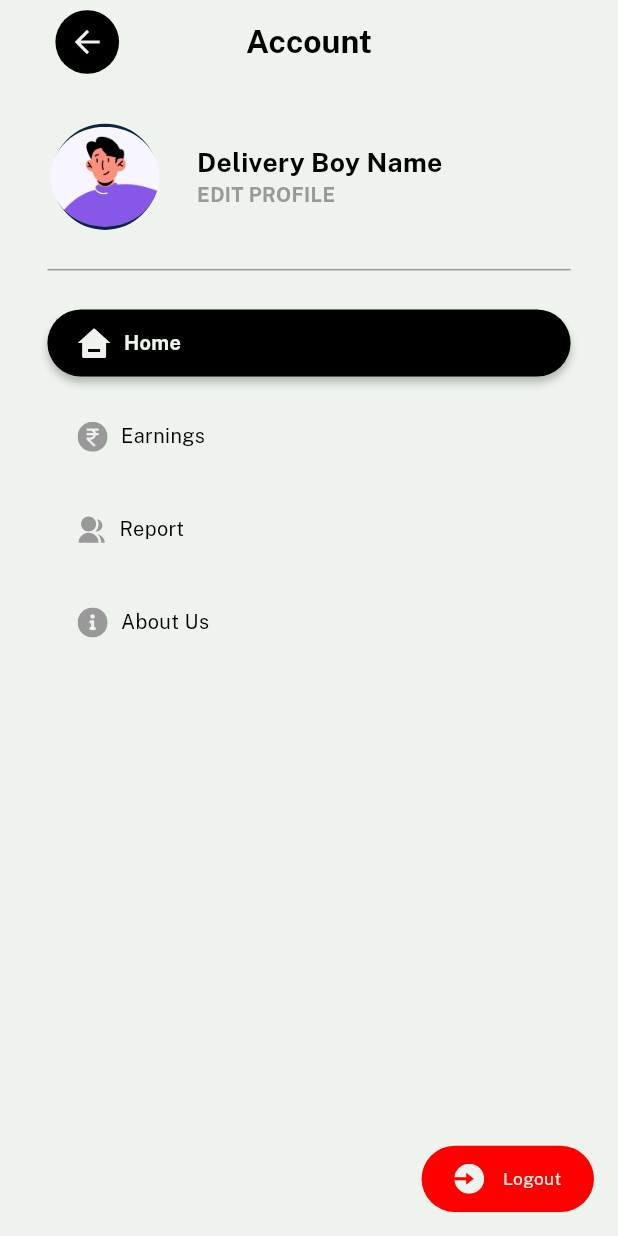
After one commit to Vatsal1607/135-degrees-runners, a Flutter app: the ProfilePage screen opened by its route, on a phone screen of 412 x 824 dp. The commit adds this screen. Run offline on Flutter 3.47's test engine with Material 3 defaults, Android fonts, the light colour scheme and no system bars; our stand-ins replace dio, flutter_screenutil, flutter_svg, google_fonts, pin_code_fields; missing offline and left inert: dotted_dashed_line.

Commit message:
build profile page UI

```diff
--- a/lib/core/constants/strings.dart
+++ b/lib/core/constants/strings.dart
@@ -21,6 +21,11 @@ class IconStrings {
   static const orders = '${BaseIconPath.basePath}orders.svg';
   static const offline = '${BaseIconPath.basePath}offline.svg';
   static const modifyOrder = '${BaseIconPath.basePath}modify_order.svg';
+  static const home = '${BaseIconPath.basePath}home.svg';
+  static const aboutUs = '${BaseIconPath.basePath}about_us.svg';
+  static const logout = '${BaseIconPath.basePath}logout.svg';
+  static const earnings = '${BaseIconPath.basePath}earnings.svg';
+  static const report = '${BaseIconPath.basePath}report.svg';
 }
 
 class ImageStrings {
--- a/lib/custom_widgets/appbar/custom_sliver_appbar.dart
+++ b/lib/custom_widgets/appbar/custom_sliver_appbar.dart
@@ -6,6 +6,7 @@ import 'package:provider/provider.dart';
 import '../../core/app_colors.dart';
 import '../../core/constants/constants.dart';
 import '../../core/constants/strings.dart';
+import '../../routes/routes.dart';
 
 class CustomSliverAppbar extends StatelessWidget {
   const CustomSliverAppbar({
@@ -26,8 +27,7 @@ class CustomSliverAppbar extends StatelessWidget {
           children: [
             //! leading icon
             GestureDetector(
-              // onTap: () => Navigator.pushNamed(context, Routes.profile),
-              // onVerticalDragEnd: provider.onVerticalDragDownLeading,
+              onTap: () => Navigator.pushNamed(context, Routes.profile),
               child: Container(
                 height: 48.h,
                 width: 48.w,
--- a/lib/main.dart
+++ b/lib/main.dart
@@ -1,4 +1,5 @@
 import 'package:degrees_runners/modules/auth/otp/otp_provider.dart';
+import 'package:degrees_runners/modules/profile/profile_provider.dart';
 import 'package:flutter/material.dart';
 import 'package:flutter_screenutil/flutter_screenutil.dart';
 import 'package:provider/provider.dart';
@@ -25,6 +26,7 @@ class MyApp extends StatelessWidget {
         ChangeNotifierProvider(create: (_) => OtpProvider()),
         ChangeNotifierProvider(create: (_) => BottomBarProvider()),
         ChangeNotifierProvider(create: (_) => OrderProvider()),
+        ChangeNotifierProvider(create: (_) => ProfileProvider()),
       ],
       child: ScreenUtilInit(
         designSize: const Size(430, 932), // Base screen size (width x height)
--- /dev/null
+++ b/lib/modules/profile/profile_page.dart
@@ -0,0 +1,203 @@
+import 'package:flutter/material.dart';
+import 'package:flutter_screenutil/flutter_screenutil.dart';
+import 'package:google_fonts/google_fonts.dart';
+import 'package:provider/provider.dart';
+import '../../core/app_colors.dart';
+import '../../core/constants/strings.dart';
+import '../../custom_widgets/appbar/custom_appbar_with_center_title.dart';
+import '../../custom_widgets/custom_confirm_dialog.dart';
+import '../../custom_widgets/svg_icons.dart';
+import 'profile_provider.dart';
+import 'widgets/profile_tile.dart';
+
+class ProfilePage extends StatelessWidget {
+  const ProfilePage({super.key});
+
+  @override
+  Widget build(BuildContext context) {
+    final provider = Provider.of<ProfileProvider>(context, listen: false);
+
+    return Scaffold(
+      backgroundColor: AppColors.seaShell,
+      appBar: const CustomAppbarWithCenterTitle(
+        title: 'Account',
+        backgroundColor: AppColors.seaShell,
+      ),
+      floatingActionButton: GestureDetector(
+        onTap: () {
+          showDialog(
+            context: context,
+            builder: (context) {
+              return Consumer<ProfileProvider>(
+                builder: (context, _, child) => CustomConfirmDialog(
+                  context: context,
+                  onTapCancel: () => Navigator.pop(context),
+                  onTapYes: () {
+                    // * LogOut
+                    // provider.logout(context: context);
+                  },
+                  yesBtnText: 'LOGOUT',
+                  // isLoading: provider.isLoading,
+                  title: 'ARE YOU SURE?',
+                  subTitle: 'You really want to Logout?',
+                ),
+              );
+            },
+          );
+        },
+        child: Container(
+          height: 50.h,
+          width: 120.w,
+          decoration: BoxDecoration(
+            color: AppColors.red,
+            borderRadius: BorderRadius.circular(30.r),
+          ),
+          child: Row(
+            mainAxisAlignment: MainAxisAlignment.center,
+            children: [
+              const SvgIcon(
+                icon: IconStrings.logout,
+                color: AppColors.seaShell,
+              ),
+              SizedBox(width: 13.w),
+              Text(
+                'Logout',
+                style: GoogleFonts.publicSans(
+                  color: AppColors.seaShell,
+                  fontSize: 13.sp,
+                ),
+              ),
+            ],
+          ),
+        ),
+      ),
+      body: SingleChildScrollView(
+        physics: const ClampingScrollPhysics(),
+        child: Column(
+          children: [
+            Padding(
+              padding: EdgeInsets.only(left: 33.w, right: 33.w, top: 30.h),
+              child: Row(
+                crossAxisAlignment: CrossAxisAlignment.center,
+                children: [
+                  Container(
+                    height: 80.h,
+                    width: 80.w,
+                    decoration: BoxDecoration(
+                      color: Colors.black,
+                      shape: BoxShape.circle,
+                      border: Border.all(
+                        color: AppColors.primaryColor,
+                        width: 2.0,
+                      ),
+                    ),
+                    child: ClipOval(
+                      child: Image.asset(
+                        ImageStrings.personalPic,
+                        fit: BoxFit.cover,
+                      ),
+                    ),
+                  ),
+                  SizedBox(width: 24.w),
+                  Column(
+                    crossAxisAlignment: CrossAxisAlignment.start,
+                    children: [
+                      Text(
+                        'Delivery Boy Name',
+                        style: GoogleFonts.publicSans(
+                          fontSize: 20.sp,
+                          fontWeight: FontWeight.w700,
+                          color: AppColors.black,
+                        ),
+                      ),
+                      GestureDetector(
+                        onTap: () {
+                          // Navigator.pushNamed(context, Routes.editProfile);
+                        },
+                        child: Text(
+                          'EDIT PROFILE',
+                          style: GoogleFonts.publicSans(
+                            fontSize: 15.sp,
+                            fontWeight: FontWeight.w700,
+                            color: AppColors.grey,
+                          ),
+                        ),
+                      )
+                    ],
+                  )
+                ],
+              ),
+            ),
+            SizedBox(height: 29.h),
+            Divider(
+              height: 2.h,
+              indent: 33.w,
+              endIndent: 33.w,
+              color: AppColors.grey,
+            ),
+            SizedBox(height: 29.h),
+            Padding(
+              padding: EdgeInsets.symmetric(horizontal: 33.w),
+              child: Column(
+                children: [
+                  // * Consider tile Index 0
+                  Consumer<ProfileProvider>(
+                    builder: (context, _, child) => ProfileTile(
+                      onTap: () {
+                        provider.updateTileIndex(0);
+                        Navigator.pop(context);
+                      },
+                      isSelected: provider.selectedTileIndex == 0,
+                      title: 'Home',
+                      icon: IconStrings.home,
+                    ),
+                  ),
+                  SizedBox(height: 20.h),
+                  Consumer<ProfileProvider>(
+                    builder: (context, _, child) => ProfileTile(
+                      // * Consider tile Index 1
+                      onTap: () {
+                        provider.updateTileIndex(1);
+                        // Navigator.pushNamed(context, Routes.aboutUs);
+                      },
+                      isSelected: provider.selectedTileIndex == 1,
+                      title: 'Earnings',
+                      icon: IconStrings.earnings,
+                    ),
+                  ),
+                  SizedBox(height: 20.h),
+                  Consumer<ProfileProvider>(
+                    builder: (context, _, child) => ProfileTile(
+                      // * Consider tile Index 2
+                      onTap: () {
+                        provider.updateTileIndex(2);
+                        // Navigator.pushNamed(context, Routes.aboutUs);
+                      },
+                      isSelected: provider.selectedTileIndex == 2,
+                      title: 'Report',
+                      icon: IconStrings.report,
+                    ),
+                  ),
+                  SizedBox(height: 20.h),
+                  Consumer<ProfileProvider>(
+                    builder: (context, _, child) => ProfileTile(
+                      // * Consider tile Index 3
+                      onTap: () {
+                        provider.updateTileIndex(3);
+                        // Navigator.pushNamed(context, Routes.aboutUs);
+                      },
+                      isSelected: provider.selectedTileIndex == 3,
+                      title: 'About Us',
+                      icon: IconStrings.aboutUs,
+                    ),
+                  ),
+                  SizedBox(height: 20.h),
+                ],
+              ),
+            ),
+          ],
+        ),
+      ),
+    );
+  }
+}
--- /dev/null
+++ b/lib/modules/profile/profile_provider.dart
@@ -0,0 +1,10 @@
+import 'package:flutter/material.dart';
+
+class ProfileProvider extends ChangeNotifier {
+  int selectedTileIndex = 0;
+
+  updateTileIndex(int index) {
+    selectedTileIndex = index;
+    notifyListeners();
+  }
+}
--- /dev/null
+++ b/lib/modules/profile/widgets/profile_tile.dart
@@ -0,0 +1,61 @@
+import 'package:flutter/material.dart';
+import 'package:flutter_screenutil/flutter_screenutil.dart';
+import 'package:google_fonts/google_fonts.dart';
+import '../../../core/app_colors.dart';
+import '../../../core/constants/constants.dart';
+import '../../../custom_widgets/svg_icons.dart';
+
+class ProfileTile extends StatelessWidget {
+  final String title;
+  final String icon;
+  final Color iconColor;
+  final bool isSelected;
+  final VoidCallback? onTap;
+  const ProfileTile({
+    super.key,
+    required this.title,
+    required this.icon,
+    this.iconColor = AppColors.seaShell,
+    this.isSelected = false,
+    this.onTap,
+  });
+
+  @override
+  Widget build(BuildContext context) {
+    return GestureDetector(
+      onTap: onTap,
+      child: Container(
+        padding: EdgeInsets.symmetric(horizontal: 21.w, vertical: 14.h),
+        decoration: isSelected
+            ? BoxDecoration(
+                boxShadow: kDropShadow,
+                borderRadius: BorderRadius.circular(30.r),
+                color: AppColors.black,
+              )
+            : const BoxDecoration(color: Colors.transparent),
+        child: Row(
+          children: [
+            SvgIcon(
+              icon: icon,
+              color: isSelected ? iconColor : AppColors.grey,
+            ),
+            SizedBox(width: 10.h),
+            Text(
+              title,
+              style: isSelected
+                  ? GoogleFonts.publicSans(
+                      fontSize: 15.sp,
+                      fontWeight: FontWeight.w700,
+                      color: AppColors.seaShell,
+                    )
+                  : GoogleFonts.publicSans(
+                      fontSize: 15.sp,
+                      color: AppColors.black,
+                    ),
+            )
+          ],
+        ),
+      ),
+    );
+  }
+}
--- a/lib/routes/routes.dart
+++ b/lib/routes/routes.dart
@@ -1,11 +1,11 @@
 import 'package:degrees_runners/modules/auth/otp/otp_page.dart';
 import 'package:degrees_runners/modules/order_details/order_details_page.dart';
+import 'package:degrees_runners/modules/profile/profile_page.dart';
 import 'package:degrees_runners/modules/under_review/under_review.dart';
 import 'package:flutter/material.dart';
 import '../modules/auth/auth_selection/auth_selection_page.dart';
 import '../modules/auth/login/login_page.dart';
 import '../modules/auth/register/register_page.dart';
-import '../modules/bottom_bar/accepted/accepted_order_details/accepted_order_details.dart';
 import '../modules/bottom_bar/bottom_bar_page.dart';
 import '../modules/splash/splash_page.dart';
 
@@ -18,7 +18,7 @@ class Routes {
   static const String underReview = '/underReview';
   static const String bottomBar = '/bottomBar';
   static const String orderDetails = '/orderDetails';
-  // static const String acceptedOrderDetails = '/acceptedOrderDetails';
+  static const String profile = '/profile';
 
   static final Map<String, WidgetBuilder> routes = {
     initial: (context) => const SplashPage(),
@@ -28,7 +28,7 @@ class Routes {
     otp: (context) => OtpPage(),
     underReview: (context) => const UnderReviewPage(),
     bottomBar: (context) => const BottomBarPage(),
-    orderDetails: (context) => OrderDetailsPage(),
-    // acceptedOrderDetails: (context) => const AcceptedOrderDetailsPage(),
+    orderDetails: (context) => const OrderDetailsPage(),
+    profile: (context) => const ProfilePage(),
   };
 }
```
Also changed, not shown: assets/icons/about_us.svg (added), assets/icons/earnings.svg (added), assets/icons/home.svg (added), assets/icons/logout.svg (added), assets/icons/report.svg (added).
